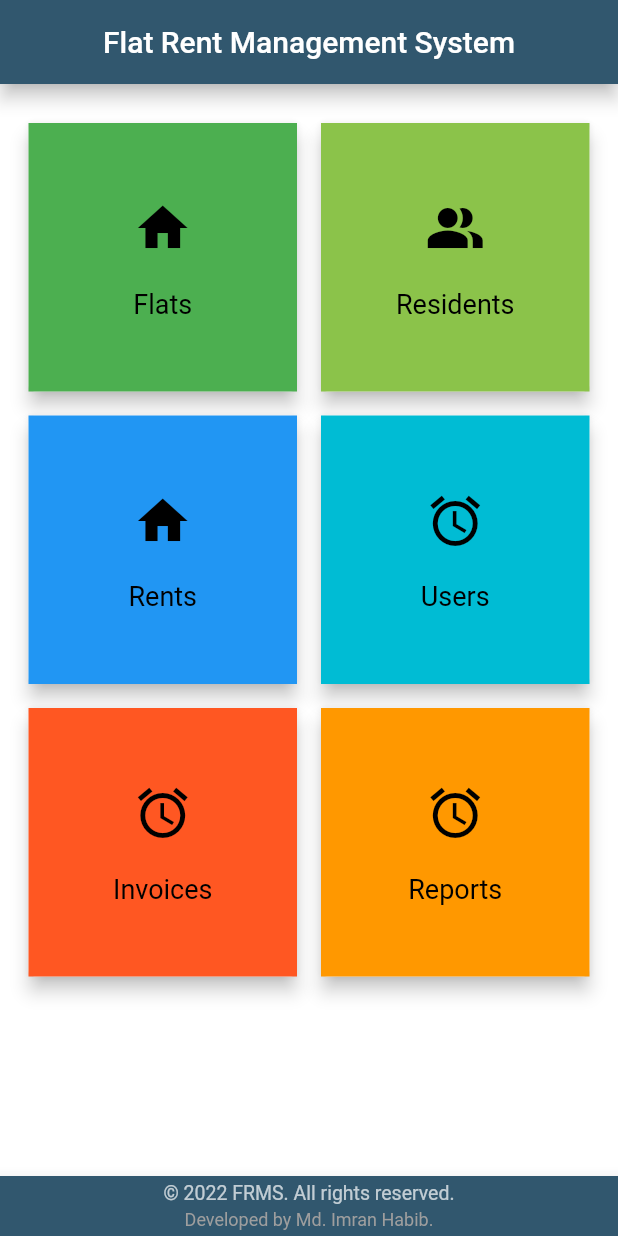
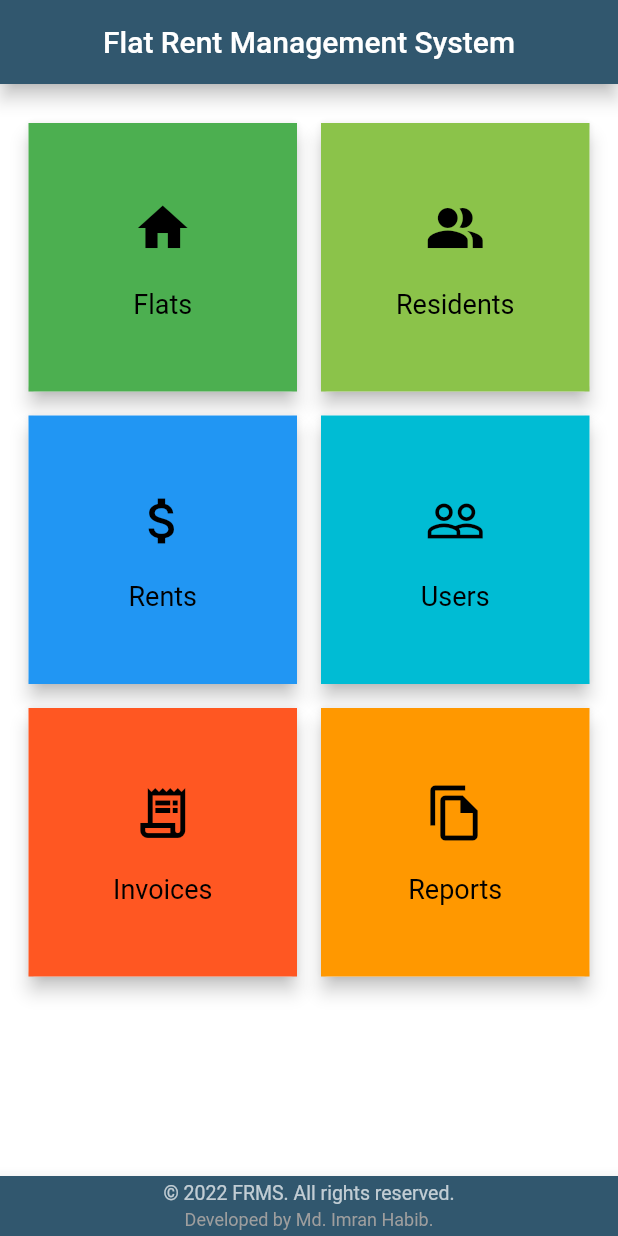
Before and after one commit to MdImranHabib/frms, a Flutter app: the screen it shows after launch, on a phone screen of 412 x 824 dp. Run offline on Flutter 3.47's test engine with Material 2 defaults, Android fonts, the phone set to English and light mode, and no system bars.

```diff
--- a/lib/views/dashboard.dart
+++ b/lib/views/dashboard.dart
@@ -26,10 +26,12 @@ class _DashboardState extends State<Dashboard> {
             makeDashboardItem("Flats", Icons.home, Colors.green, '/flat_list'),
             makeDashboardItem(
                 "Residents", Icons.people_alt, Colors.lightGreen, '/'),
-            makeDashboardItem("Rents", Icons.home, Colors.blue, '/'),
-            makeDashboardItem("Users", Icons.alarm, Colors.cyan, '/'),
-            makeDashboardItem("Invoices", Icons.alarm, Colors.deepOrange, '/'),
-            makeDashboardItem("Reports", Icons.alarm, Colors.orange, '/'),
+            makeDashboardItem("Rents", Icons.attach_money, Colors.blue, '/'),
+            makeDashboardItem("Users", Icons.people_outline, Colors.cyan, '/'),
+            makeDashboardItem("Invoices", Icons.receipt_long_outlined,
+                Colors.deepOrange, '/'),
+            makeDashboardItem(
+                "Reports", Icons.file_copy_outlined, Colors.orange, '/'),
           ],
         ),
       ),
```
Also changed, not shown: lib/services/flat.services.dart (+24 -2 lines).
